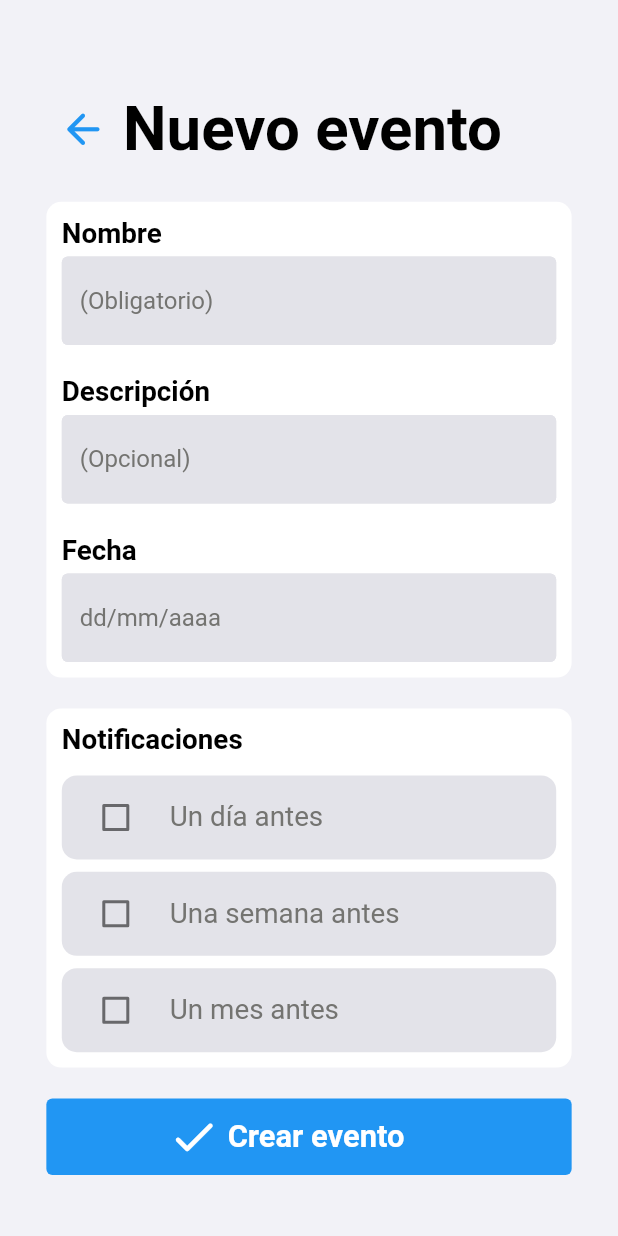
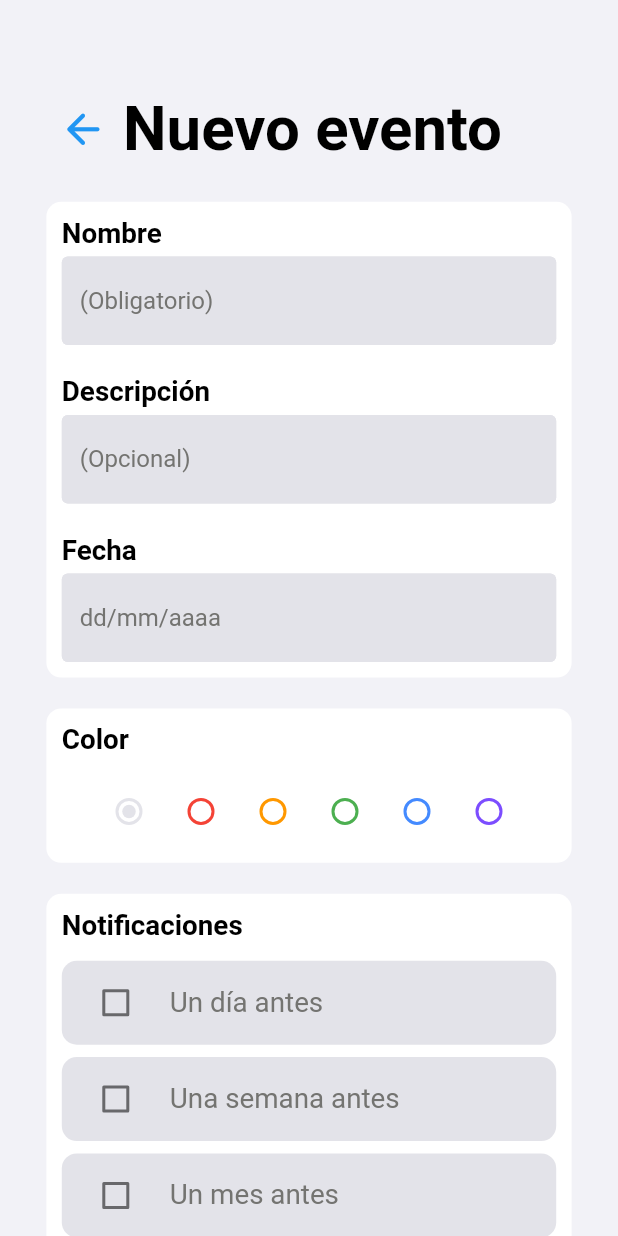
Before and after one commit to joaquinsolla/Simplex, a Flutter app: the AddEvent screen opened by its route, on a phone screen of 412 x 824 dp. Run offline on Flutter 3.47's test engine with Material 2 defaults, Android fonts, the phone set to English and light mode, and no system bars; our stand-ins replace bottom_navy_bar, sqflite; accounts and stored records are empty.

Commit message:
SQFLITE Implementation: Application adds events successfully.

```diff
--- a/lib/common/widgets.dart
+++ b/lib/common/widgets.dart
@@ -1,5 +1,3 @@
-import 'dart:ui';
-
 import 'package:flutter/material.dart';
 import 'package:simplex/common/all_common.dart';
 
@@ -103,7 +101,7 @@ Container checkBoxContainer(CheckboxListTile checkbox){
   );
 }
 
-Column eventBox(String eventName, String? eventDescription, DateTime eventDate) {
+Column eventBox(String eventName, String eventDescription, DateTime eventDate, int color) {
 
   return Column(
     children: [
@@ -111,7 +109,7 @@ Column eventBox(String eventName, String? eventDescription, DateTime eventDate)
         padding: EdgeInsets.all(deviceWidth * 0.005),
         decoration: BoxDecoration(
           borderRadius: BorderRadius.circular(10),
-          color: colorSecondBackground,
+          color: Color(color),
         ),
         child: TextButton(
           child: IntrinsicHeight(
@@ -139,13 +137,20 @@ Column eventBox(String eventName, String? eventDescription, DateTime eventDate)
                             maxLines: 1,
                             overflow: TextOverflow.ellipsis,
                             style: TextStyle(color: colorMainText, fontSize: deviceWidth * 0.06, fontWeight: FontWeight.bold))),
-                    if (eventDescription != null) Container(
+                    if (eventDescription.isNotEmpty && color == -1) Container(
                         width: deviceWidth*0.6475,
                         alignment: Alignment.centerLeft,
                         child: Text(eventDescription,
                             maxLines: 5,
                             overflow: TextOverflow.ellipsis,
                             style: TextStyle(color: colorSecondText, fontSize: deviceWidth * 0.03, fontWeight: FontWeight.normal))),
+                    if (eventDescription.isNotEmpty && color != -1) Container(
+                        width: deviceWidth*0.6475,
+                        alignment: Alignment.centerLeft,
+                        child: Text(eventDescription,
+                            maxLines: 5,
+                            overflow: TextOverflow.ellipsis,
+                            style: TextStyle(color: colorMainText, fontSize: deviceWidth * 0.03, fontWeight: FontWeight.normal))),
                   ],
                 ),
               ],
@@ -170,13 +175,14 @@ Column eventBox(String eventName, String? eventDescription, DateTime eventDate)
   );
 }
 
-Column formTextField(TextEditingController controller, String fieldName, String hintText) {
+Column formTextField(TextEditingController controller, String fieldName, String hintText, FocusNode focusNode) {
   return Column(
     crossAxisAlignment: CrossAxisAlignment.start,
     children: [
       Text(fieldName, style: TextStyle(color: colorMainText,fontSize: deviceWidth*0.045, fontWeight: FontWeight.bold),),
       SizedBox(height: deviceHeight*0.005),
       TextField(
+        focusNode: focusNode,
         style: TextStyle(color: colorMainText),
         controller: controller,
         decoration: InputDecoration(
--- a/lib/pages/add_event.dart
+++ b/lib/pages/add_event.dart
@@ -1,5 +1,6 @@
 import 'package:flutter/material.dart';
 import 'package:simplex/common/all_common.dart';
+import 'package:simplex/services/sqlite_service.dart';
 
 class AddEvent extends StatefulWidget {
   const AddEvent({Key? key}) : super(key: key);
@@ -13,15 +14,21 @@ class _AddEventState extends State<AddEvent> {
   final descriptionController = TextEditingController();
   final dateController = TextEditingController();
 
+  FocusNode nameFocusNode = FocusNode();
+  FocusNode descriptionFocusNode = FocusNode();
+  FocusNode dateFocusNode = FocusNode();
+
   bool dayNotification = false;
   bool weekNotification = false;
   bool monthNotification = false;
 
+  int selectedColor = -1;
+
   @override
   void dispose() {
+    super.dispose();
     nameController.dispose();
     descriptionController.dispose();
-    super.dispose();
   }
 
   @override
@@ -35,8 +42,8 @@ class _AddEventState extends State<AddEvent> {
       backgroundColor: colorMainBackground,
       body: homeArea([
         addHeader(context, 'Nuevo evento', [
-          formTextField(nameController, 'Nombre', '(Obligatorio)'),
-          formTextField(descriptionController, 'Descripción', '(Opcional)'),
+          formTextField(nameController, 'Nombre', '(Obligatorio)', nameFocusNode),
+          formTextField(descriptionController, 'Descripción', '(Opcional)', descriptionFocusNode),
           Column(
             crossAxisAlignment: CrossAxisAlignment.start,
             children: [
@@ -49,6 +56,7 @@ class _AddEventState extends State<AddEvent> {
               ),
               SizedBox(height: deviceHeight * 0.005),
               TextField(
+                focusNode: dateFocusNode,
                 controller: dateController,
                 style: TextStyle(color: colorMainText),
                 readOnly: true,
@@ -73,6 +81,118 @@ class _AddEventState extends State<AddEvent> {
         SizedBox(height: deviceHeight * 0.025),
         alternativeFormContainer([
           Text(
+            'Color',
+            style: TextStyle(
+                color: colorMainText,
+                fontSize: deviceWidth * 0.045,
+                fontWeight: FontWeight.bold),
+          ),
+          SizedBox(height: deviceHeight * 0.015),
+          Container(
+            alignment: Alignment.center,
+            child: Wrap(children: [
+              Theme(
+                  data: Theme.of(context).copyWith(
+                    unselectedWidgetColor: colorThirdBackground,
+                    disabledColor: colorThirdBackground,
+                  ),
+                  child: Radio(
+                    value: -1,
+                    groupValue: selectedColor,
+                    activeColor: colorThirdBackground,
+                    onChanged: (val) {
+                      setState(() {
+                        selectedColor = val as int;
+                      });
+                    },
+                  )
+              ),
+              Theme(
+                data: Theme.of(context).copyWith(
+                  unselectedWidgetColor: const Color(0xffF44336),
+                  disabledColor: const Color(0xffF44336),
+                ),
+                child: Radio(
+                  value: 0xffF44336,
+                  groupValue: selectedColor,
+                  activeColor: const Color(0xffF44336),
+                  onChanged: (val) {
+                    setState(() {
+                      selectedColor = val as int;
+                    });
+                  },
+                ),
+              ),
+              Theme(
+                data: Theme.of(context).copyWith(
+                  unselectedWidgetColor: const Color(0xffFF9800),
+                  disabledColor: const Color(0xffFF9800),
+                ),
+                child: Radio(
+                  value: 0xffFF9800,
+                  groupValue: selectedColor,
+                  activeColor: const Color(0xffFF9800),
+                  onChanged: (val) {
+                    setState(() {
+                      selectedColor = val as int;
+                    });
+                  },
+                ),
+              ),
+              Theme(
+                data: Theme.of(context).copyWith(
+                  unselectedWidgetColor: const Color(0xff4CAF50),
+                  disabledColor: const Color(0xff4CAF50),
+                ),
+                child: Radio(
+                  value: 0xff4CAF50,
+                  groupValue: selectedColor,
+                  activeColor: const Color(0xff4CAF50),
+                  onChanged: (val) {
+                    setState(() {
+                      selectedColor = val as int;
+                    });
+                  },
+                ),
+              ),
+              Theme(
+                data: Theme.of(context).copyWith(
+                  unselectedWidgetColor: const Color(0xff448AFF),
+                  disabledColor: const Color(0xff448AFF),
+                ),
+                child: Radio(
+                  value: 0xff448AFF,
+                  groupValue: selectedColor,
+                  activeColor: const Color(0xff448AFF),
+                  onChanged: (val) {
+                    setState(() {
+                      selectedColor = val as int;
+                    });
+                  },
+                ),
+              ),
+              Theme(
+                data: Theme.of(context).copyWith(
+                  unselectedWidgetColor: const Color(0xff7C4DFF),
+                  disabledColor: const Color(0xff7C4DFF),
+                ),
+                child: Radio(
+                  value: 0xff7C4DFF,
+                  groupValue: selectedColor,
+                  activeColor: const Color(0xff7C4DFF),
+                  onChanged: (val) {
+                    setState(() {
+                      selectedColor = val as int;
+                    });
+                  },
+                ),
+              ),
+            ],),
+          ),
+        ]),
+        SizedBox(height: deviceHeight * 0.025),
+        alternativeFormContainer([
+          Text(
             'Notificaciones',
             style: TextStyle(
                 color: colorMainText,
@@ -80,7 +200,6 @@ class _AddEventState extends State<AddEvent> {
                 fontWeight: FontWeight.bold),
           ),
           SizedBox(height: deviceHeight * 0.015),
-
           if (dayNotification==false) checkBoxContainer(
             CheckboxListTile(
               title: Text(
@@ -191,14 +310,12 @@ class _AddEventState extends State<AddEvent> {
               controlAffinity: ListTileControlAffinity.leading,
             ),
           ),
-
         ]),
         SizedBox(height: deviceHeight * 0.025),
         TextButton(
           style: TextButton.styleFrom(
             backgroundColor: colorSpecialItem, // Text Color
           ),
-          onPressed: () {},
           child: Container(
               child: Row(
             mainAxisAlignment: MainAxisAlignment.center,
@@ -214,12 +331,46 @@ class _AddEventState extends State<AddEvent> {
               ),
             ],
           )),
+          onPressed: () {
+            if (nameController.text.isEmpty){
+              ScaffoldMessenger.of(context).showSnackBar(const SnackBar(
+                content: Text("Debes indicar un nombre"),
+                backgroundColor: Colors.red,
+                behavior: SnackBarBehavior.floating,
+                duration: Duration(seconds: 2),
+              ));
+              nameFocusNode.requestFocus();
+            } else if (dateController.text.isEmpty) {
+              ScaffoldMessenger.of(context).showSnackBar(const SnackBar(
+                content: Text("Debes indicar una fecha"),
+                backgroundColor: Colors.red,
+                behavior: SnackBarBehavior.floating,
+                duration: Duration(seconds: 2),
+              ));
+              dateFocusNode.requestFocus();
+            } else {
+              try {
+                Event newEvent = Event(id: DateTime.now().millisecondsSinceEpoch, name: nameController.text, description: descriptionController.text, date: DateTime.parse(stringDateToYMD(dateController.text)).millisecondsSinceEpoch, color: selectedColor);
+                createEvent(newEvent);
+                Navigator.pushNamed(context, '/home');
+              } on Exception catch (e) {
+                debugPrint('[ERR] Could not create event: $e');
+                ScaffoldMessenger.of(context).showSnackBar(const SnackBar(
+                  content: Text("Ha ocurrido un error"),
+                  backgroundColor: Colors.red,
+                  behavior: SnackBarBehavior.floating,
+                  duration: Duration(seconds: 2),
+                ));
+              }
+            }
+          },
         ),
+        SizedBox(height: deviceHeight * 0.025),
       ]),
     );
   }
 
-  _dateSelector(BuildContext context) async {
+    _dateSelector(BuildContext context) async {
     final DateTime? selected = await showDatePicker(
         context: context,
         initialDate: DateTime.now(),
--- a/lib/pages/events_view.dart
+++ b/lib/pages/events_view.dart
@@ -9,7 +9,7 @@ Container eventsView(BuildContext context, List<Event> events) {
       Navigator.pushNamed(context, '/add_event');
     }),
 
-    for (var event in events) eventBox(event.name, event.description, DateTime.fromMicrosecondsSinceEpoch(event.date * 1000)),
+    for (var event in events) eventBox(event.name, event.description, DateTime.fromMicrosecondsSinceEpoch(event.date * 1000), event.color),
 
     if (events.isEmpty) Container(
       height: deviceHeight*0.65,
--- a/lib/services/sqlite_service.dart
+++ b/lib/services/sqlite_service.dart
@@ -14,7 +14,8 @@ Future<Database> initializeDB() async {
           id INTEGER PRIMARY KEY AUTOINCREMENT,
           name TEXT NOT NULL,
           description TEXT,
-          date DATETIME NOT NULL)""",
+          date DATETIME NOT NULL,
+          color INTEGER NOT NULL)""",
       );
       // TODO: create habits database
       await database.execute(
@@ -58,15 +59,16 @@ Future<void> deleteEvent(String id) async {
 class Event{
   final int id;
   final String name;
-  final String description;
+  String description;
   final int date;
+  final int color;
 
-  Event({required this.id, required this.name, required this.description, required this.date});
+  Event({required this.id, required this.name, required this.description, required this.date, required this.color});
 
   Event.eventFromMap(Map<String, dynamic> item):
-        id=item["id"], name=item["name"], description= item["description"], date= item["date"];
+        id=item["id"], name=item["name"], description= item["description"], date= item["date"], color= item["color"];
 
   Map<String, Object> eventToMap(){
-    return {'id':id, 'name':name, 'description':description, 'date':date};
+    return {'id':id, 'name':name, 'description':description, 'date':date, 'color':color};
   }
 }
```
Also changed, not shown: lib/common/functions.dart (+8 -0 lines).
